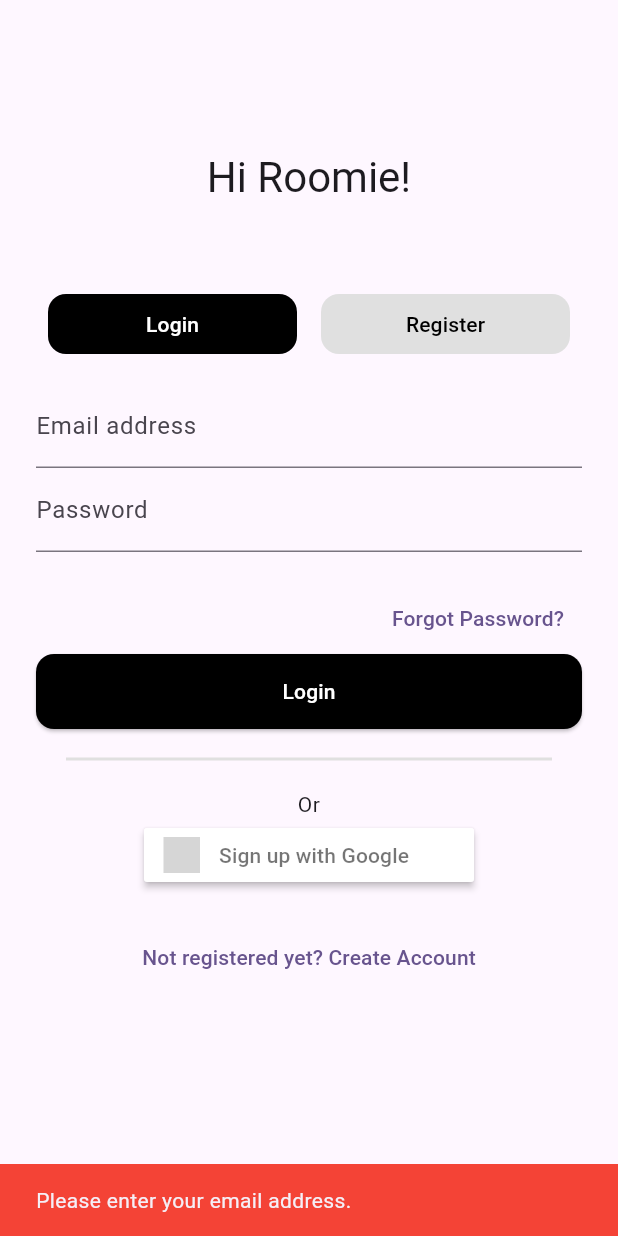
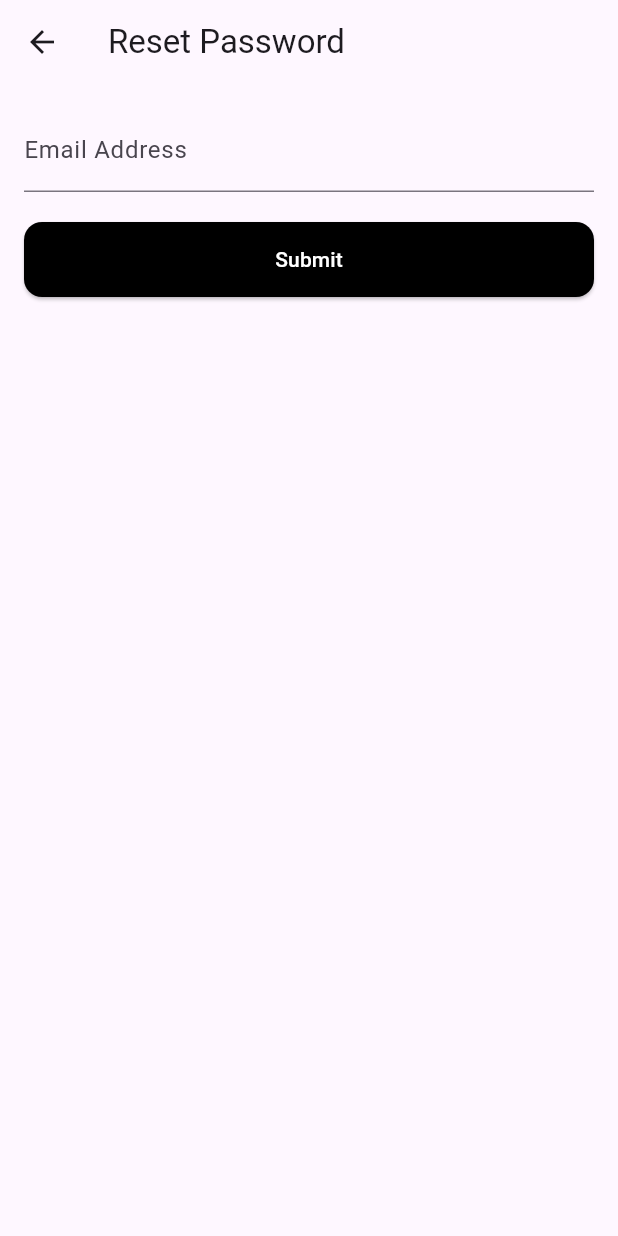
Before and after one commit to AkashAk2/flutter_login_register_template, a Flutter app: the screen it shows after launch, after a tap on "Forgot Password?", on a phone screen of 412 x 824 dp. Run offline on Flutter 3.47's test engine with Material 3 defaults, Android fonts, the phone set to English and light mode, and no system bars; our stand-ins replace contacts_service, firebase_auth, firebase_core, firebase_database, flutter_signin_button, google_sign_in and 2 more; accounts and stored records are empty; grey boxes are pictures that could not be loaded.

Commit message:
Fixed maintaining sessions and created a new screen for password reset

```diff
--- a/lib/login.dart
+++ b/lib/login.dart
@@ -6,6 +6,7 @@ import 'package:intl_phone_number_input/intl_phone_number_input.dart';
 import 'package:firebase_auth/firebase_auth.dart';
 import 'package:firebase_database/firebase_database.dart'; // Import Realtime Database
 import 'package:google_sign_in/google_sign_in.dart';
+import 'package:roomie/resetPassword.dart';
 
 
 class LoginScreen extends StatefulWidget {
@@ -164,56 +165,10 @@ class _LoginScreenState extends State<LoginScreen> {
     return null;
   }
 
-  void _forgotPassword() async {
-  // Save the form state first
-  _formKey.currentState?.save();
+  void _forgotPassword() {
+  Navigator.of(context).push(MaterialPageRoute(builder: (context) => ResetPassword()));
+}
 
-  if (_email.isEmpty) {
-    ScaffoldMessenger.of(context).showSnackBar(
-      SnackBar(
-        content: Text("Please enter your email address."),
-        backgroundColor: Colors.red,
-      ),
-    );
-    return;
-  }
-
-  try {
-    await FirebaseAuth.instance.sendPasswordResetEmail(email: _email);
-    // Inform the user that a reset email has been sent
-    showDialog(
-      context: context,
-      builder: (context) => AlertDialog(
-        title: Text("Reset Password"),
-        content: Text("If your email is in our system, you'll get a reset link. Please check your inbox."),
-        actions: [
-          TextButton(
-            onPressed: () => Navigator.of(context).pop(),
-            child: Text("OK"),
-          ),
-        ],
-      ),
-    );
-  } catch (e) {
-    if (e is FirebaseAuthException && e.code == 'user-not-found') {
-      // User not found, prompt to register
-      ScaffoldMessenger.of(context).showSnackBar(
-        SnackBar(
-          content: Text("No user found with this email address. Please register."),
-          backgroundColor: Colors.red,
-        ),
-      );
-    } else {
-      // Other errors
-      ScaffoldMessenger.of(context).showSnackBar(
-        SnackBar(
-          content: Text("An error occurred. Please try again."),
-          backgroundColor: Colors.red,
-        ),
-      );
-    }
-  }
-}
 
 
 
--- a/lib/main.dart
+++ b/lib/main.dart
@@ -1,19 +1,20 @@
 import 'package:flutter/material.dart';
+import 'package:firebase_auth/firebase_auth.dart';
 import 'package:roomie/login.dart';
 import 'package:roomie/homepage.dart';
-import 'dart:async';
 import 'package:firebase_core/firebase_core.dart';
-import 'package:firebase_auth/firebase_auth.dart';
 import 'firebase_options.dart';
 
 void main() async {
   WidgetsFlutterBinding.ensureInitialized();
-  await Firebase.initializeApp();
+  await Firebase.initializeApp(
+    options: DefaultFirebaseOptions.currentPlatform,
+  );
   runApp(const MyApp());
 }
 
 class MyApp extends StatelessWidget {
-  const MyApp({Key? key});
+  const MyApp({Key? key}) : super(key: key);
 
   @override
   Widget build(BuildContext context) {
@@ -25,17 +26,17 @@ class MyApp extends StatelessWidget {
       ),
       initialRoute: '/',
       routes: {
-        '/': (context) => SplashScreen(),
         '/login': (context) => LoginScreen(),
         '/home': (context) => HomePage(),
-        '/settings': (context) => SettingsScreen(),
+        // '/settings': (context) => SettingsScreen(), // Assuming you have a settings screen
       },
+      home: const SplashScreen(),
     );
   }
 }
 
 class SplashScreen extends StatefulWidget {
-  const SplashScreen({Key? key});
+  const SplashScreen({Key? key}) : super(key: key);
 
   @override
   _SplashScreenState createState() => _SplashScreenState();
@@ -45,11 +46,27 @@ class _SplashScreenState extends State<SplashScreen> {
   @override
   void initState() {
     super.initState();
-    Timer(
-      Duration(seconds: 3),
-      () => Navigator.of(context).pushReplacementNamed('/login'),
-    );
+    _navigateToNextPage();
   }
+
+  _navigateToNextPage() async {
+  // Simulate a splash screen delay
+  await Future.delayed(Duration(seconds: 2));
+
+  var currentUser = FirebaseAuth.instance.currentUser;
+  print("Current User: $currentUser"); // Check the console for output
+
+  if (currentUser != null) {
+    // User is logged in
+    print("Navigating to Home");
+    Navigator.of(context).pushReplacementNamed('/home');
+  } else {
+    // User is not logged in
+    print("Navigating to Login");
+    Navigator.of(context).pushReplacementNamed('/login');
+  }
+}
+
 
   @override
   Widget build(BuildContext context) {
@@ -57,34 +74,9 @@ class _SplashScreenState extends State<SplashScreen> {
       body: Center(
         child: Text(
           'Roomie',
-          style: Theme.of(context).textTheme.headline3,
+          style: Theme.of(context).textTheme.headline3?.copyWith(color: Colors.deepPurple),
         ),
       ),
     );
   }
 }
-
-class SettingsScreen extends StatelessWidget {
-  const SettingsScreen({Key? key});
-
-  @override
-  Widget build(BuildContext context) {
-    return Scaffold(
-      appBar: AppBar(
-        title: Text('Settings'),
-      ),
-      body: Center(
-        child: ElevatedButton(
-          onPressed: () async {
-            // Log out the user
-            // Example of Firebase sign out, adjust as per your authentication method
-            await FirebaseAuth.instance.signOut();
-            // Navigate back to the login screen
-            Navigator.pushReplacementNamed(context, '/login');
-          },
-          child: Text('Logout'),
-        ),
-      ),
-    );
-  }
-}
--- /dev/null
+++ b/lib/resetPassword.dart
@@ -0,0 +1,95 @@
+import 'package:flutter/material.dart';
+import 'package:firebase_auth/firebase_auth.dart';
+
+class ResetPassword extends StatefulWidget {
+  @override
+  _ResetPasswordState createState() => _ResetPasswordState();
+}
+
+class _ResetPasswordState extends State<ResetPassword> {
+  final _formKey = GlobalKey<FormState>();
+  String _email = '';
+
+  void _submitResetRequest() async {
+    if (_formKey.currentState!.validate()) {
+      _formKey.currentState!.save();
+
+      try {
+        await FirebaseAuth.instance.sendPasswordResetEmail(email: _email);
+        // Inform the user that a reset email has been sent
+        showDialog(
+          context: context,
+          builder: (context) => AlertDialog(
+            title: Text("Reset Password"),
+            content: Text("If your email is in our system, you'll get a reset link. Please check your inbox."),
+            actions: <Widget>[
+              TextButton(
+                onPressed: () {
+                  Navigator.of(context).popUntil(ModalRoute.withName('/login')); // Pop dialog and navigate back to login page
+                },
+                child: Text('OK'),
+              ),
+            ],
+          ),
+        );
+      } catch (e) {
+        ScaffoldMessenger.of(context).showSnackBar(
+          SnackBar(
+            content: Text("An error occurred. Please try again."),
+            backgroundColor: Colors.red,
+          ),
+        );
+      }
+    }
+  }
+
+  String? _validateEmail(String? value) {
+    if (value == null || value.isEmpty) {
+      return 'Please enter your email address.';
+    }
+    // Regular expression for email validation
+    String pattern =
+        r'^(([^<>()[\]\\.,;:\s@\"]+(\.[^<>()[\]\\.,;:\s@\"]+)*)|(\".+\"))@((\[[0-9]{1,3}\.[0-9]{1,3}\.[0-9]{1,3}\.[0-9]{1,3}\])|(([a-zA-Z\-0-9]+\.)+[a-zA-Z]{2,}))$';
+    RegExp regex = RegExp(pattern);
+    if (!regex.hasMatch(value)) {
+      return 'Enter a valid email address.';
+    }
+    return null;
+  }
+
+  @override
+  Widget build(BuildContext context) {
+    return Scaffold(
+      appBar: AppBar(title: Text('Reset Password')),
+      body: Padding(
+        padding: const EdgeInsets.all(16.0),
+        child: Form(
+          key: _formKey,
+          child: Column(
+            mainAxisSize: MainAxisSize.min,
+            children: <Widget>[
+              TextFormField(
+                decoration: InputDecoration(labelText: 'Email Address'),
+                onSaved: (value) => _email = value ?? '',
+                validator: _validateEmail,
+              ),
+              SizedBox(height: 20),
+              ElevatedButton(
+                onPressed: _submitResetRequest,
+                child: Text('Submit'),
+                style: ElevatedButton.styleFrom(
+                  backgroundColor: Colors.black,
+                  foregroundColor: Colors.white,
+                  minimumSize: Size(double.infinity, 50),
+                  shape: RoundedRectangleBorder(
+                    borderRadius: BorderRadius.circular(12),
+                  ),
+                ),
+              ),
+            ],
+          ),
+        ),
+      ),
+    );
+  }
+}
--- a/pubspec.yaml
+++ b/pubspec.yaml
@@ -41,6 +41,7 @@ dependencies:
   currency_picker: ^2.0.21
   intl_phone_number_input: ^0.7.4
   google_sign_in: ^6.2.1
+  shared_preferences: ^2.2.2
 
 
 dev_dependencies:
```
Also changed, not shown: pubspec.lock, 2 other files.
